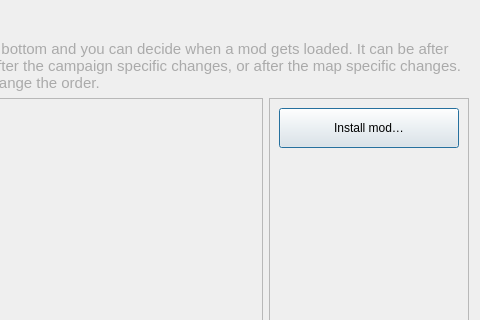
Old version of the form ui/modmanagerdialog.ui in the repository ForkedInTime/keeperfx-launcher-qt-linux; both pictures show x 201 to 681 and y 0 to 320 of the 681 by 506 pixel window.
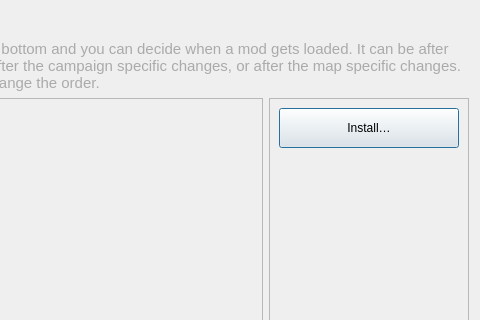
New version of the form. Icons and pictures are not drawn.

Commit message: feat(mods): universal "Install…" (mods, campaigns, map packs) + fix external-URL buttons

```diff
--- a/ui/modmanagerdialog.ui
+++ b/ui/modmanagerdialog.ui
@@ -146,7 +146,7 @@
            <string>Install a mod from a .7z or .zip archive (e.g. a keeperfx.net workshop download)</string>
           </property>
           <property name="text">
-           <string>Install mod…</string>
+           <string>Install…</string>
           </property>
          </widget>
         </item>
```
Left out of the diff: 2 changed lines with no effect on the pictures. The commit also changes 4 other files.
